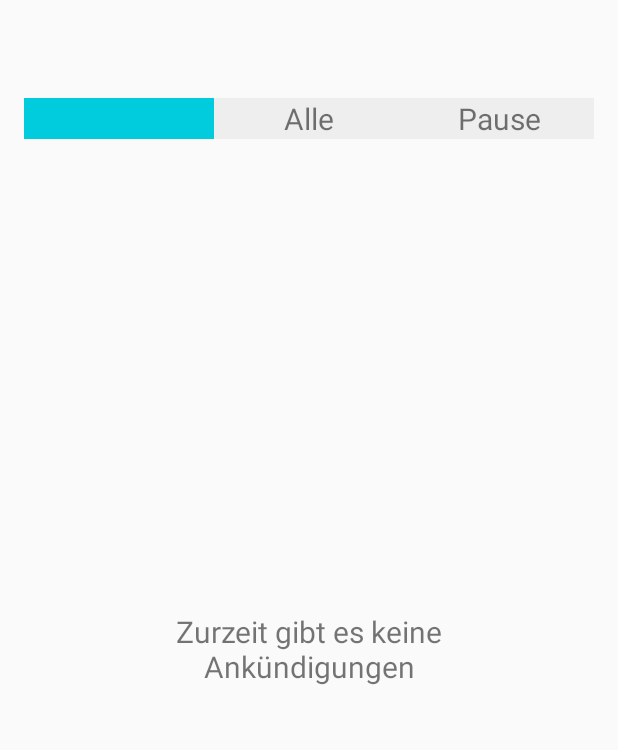
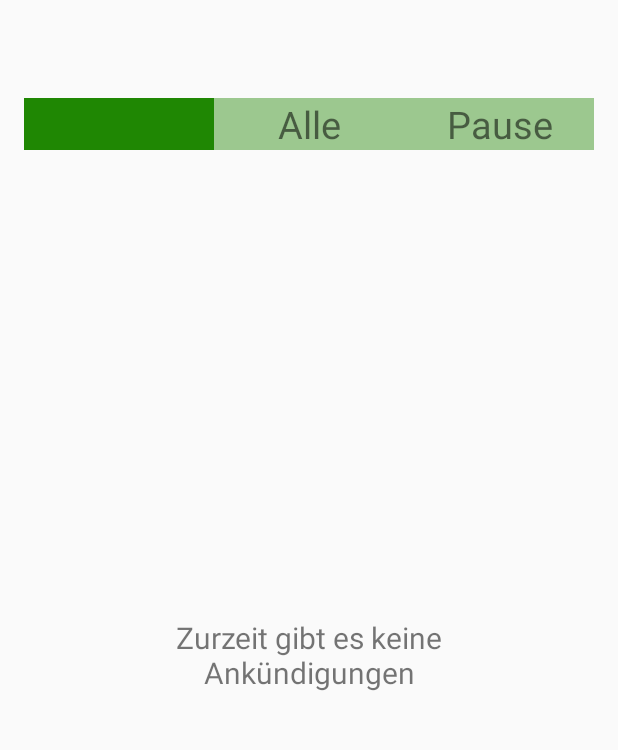
Before and after one commit to ssand159/esg-substitution-plan-app, an Android app: the screen it shows after launch (MainActivity), on a phone screen of 412 x 824 dp, the part 91-841 px from its top. Run offline under Robolectric (Android 15) with nearby library versions, the light colour scheme and no system bars; 1 statement that could not run was skipped.

Commit message:
unify headlines and add some colors

```diff
--- a/app/src/main/java/com/esgsubstitutionplanapp/content/ContentManager.java
+++ b/app/src/main/java/com/esgsubstitutionplanapp/content/ContentManager.java
@@ -2,6 +2,7 @@ package com.esgsubstitutionplanapp.content;
 
 import android.content.Context;
 import android.os.AsyncTask;
+import android.util.TypedValue;
 import android.view.Gravity;
 import android.view.LayoutInflater;
 import android.view.View;
@@ -106,12 +107,13 @@ public class ContentManager {
             dateView.setText(date.getDate());
             dateView.setLayoutParams(params);
             dateView.setGravity(Gravity.CENTER_HORIZONTAL);
-            dateView.setTextSize(mainActivity.getResources().getDimension(R.dimen.selector_textsize));
+            dateView.setTextSize(TypedValue.COMPLEX_UNIT_PX, mainActivity.getResources().getDimension(R.dimen.selector_textsize));
             dateView.setClickable(true);
             dateView.setFocusable(true);
             dateView.setOnClickListener(v -> mainActivity.dateClicked(dateView, date.getDate()));
             if(first){
                 dateView.setBackgroundColor(mainActivity.getResources().getColor(R.color.activeSelector));
+                dateView.setTextColor(mainActivity.getResources().getColor(R.color.activeText));
                 first = false;
                 firstDate = date.getDate();
             } else {
--- a/app/src/main/res/layout/activity_main.xml
+++ b/app/src/main/res/layout/activity_main.xml
@@ -30,7 +30,7 @@
         android:layout_width="match_parent"
         android:layout_height="wrap_content"
         android:gravity="center_horizontal"
-        android:textSize="25sp"
+        android:textSize="@dimen/headline_size"
         android:layout_margin="10dp"
         android:text="@string/title_activity_main"
         />
@@ -67,6 +67,7 @@
             android:layout_weight="1"
             android:textSize="@dimen/selector_textsize"
             android:background="@color/activeSelector"
+            android:textColor="@color/activeText"
             />
         <TextView
             android:id="@+id/allclassesText"
--- a/app/src/main/res/layout/activity_settings.xml
+++ b/app/src/main/res/layout/activity_settings.xml
@@ -24,7 +24,7 @@
         android:layout_height="wrap_content"
         android:text="@string/title_activity_settings"
         android:gravity="center_horizontal"
-        android:textSize="25sp"
+        android:textSize="@dimen/headline_size"
         />
 
     <TextView
--- a/app/src/main/res/values/colors.xml
+++ b/app/src/main/res/values/colors.xml
@@ -3,6 +3,8 @@
     <color name="colorPrimary">#6200EE</color>
     <color name="colorPrimaryDark">#3700B3</color>
     <color name="colorAccent">#03DAC5</color>
-    <color name="activeSelector">#0cd</color>
-    <color name="inActiveSelector">#eee</color>
+    <color name="activeSelector">#1F8703</color>
+    <color name="inActiveSelector">#9CC88F</color>
+    <color name="activeText">#fff</color>
+    <color name="inactiveText">#000</color>
 </resources>
--- a/app/src/main/res/values/dimens.xml
+++ b/app/src/main/res/values/dimens.xml
@@ -3,5 +3,6 @@
     <dimen name="activity_horizontal_margin">16dp</dimen>
     <dimen name="activity_vertical_margin">16dp</dimen>
 
-    <dimen name="selector_textsize">20sp</dimen>
+    <dimen name="headline_size">25sp</dimen>
+    <dimen name="selector_textsize">25sp</dimen>
 </resources>
```
Also changed, not shown: app/src/main/java/com/esgsubstitutionplanapp/MainActivity.java (+13 -1 lines).
